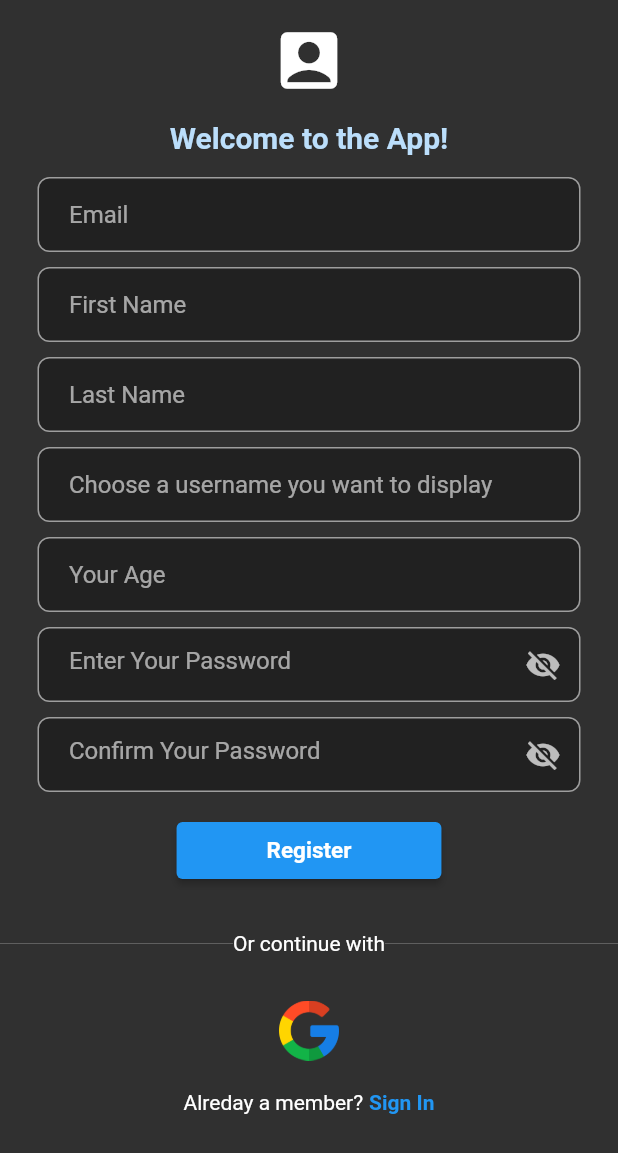
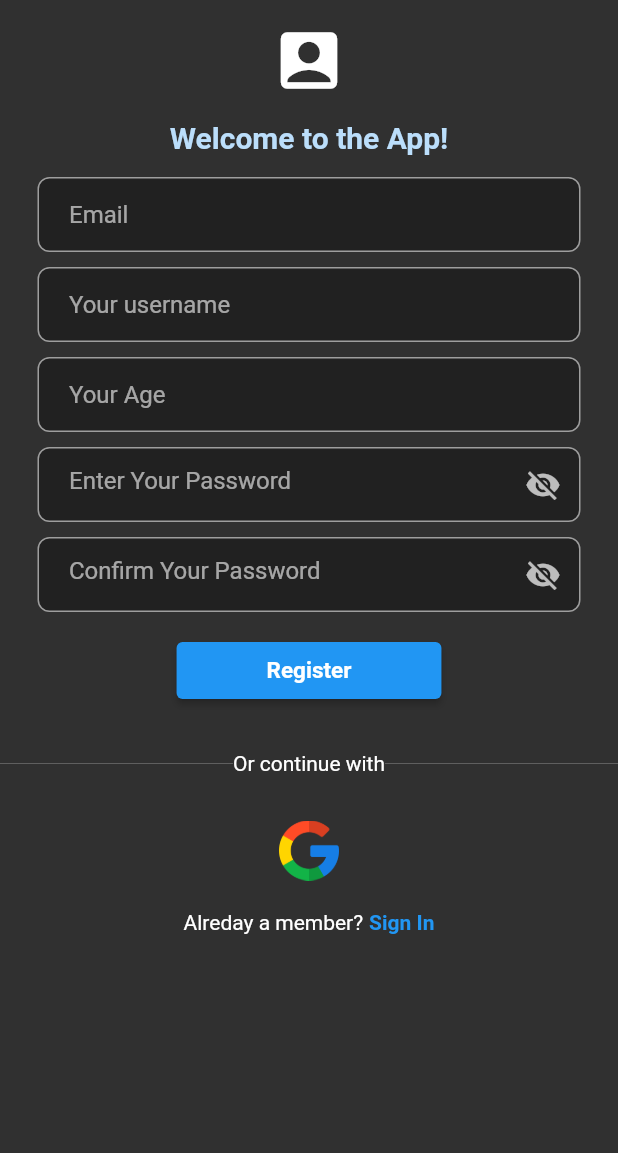
Before and after one commit to lostest4352/simple_firebase_chat_app, a Flutter app: the screen it shows after launch, after a tap on "Register now", on a phone screen of 412 x 824 dp. Shown: the top 1153 px of the screen. Run offline on Flutter 3.47's test engine with Material 2 defaults, Android fonts, the phone set to English and light mode, and no system bars; our stand-ins replace cloud_firestore, firebase_auth, firebase_core; accounts and stored records are empty; network calls fail.

Commit message:
Small UI changes

```diff
--- a/lib/main.dart
+++ b/lib/main.dart
@@ -31,10 +31,14 @@ class MyApp extends StatelessWidget {
 
   @override
   Widget build(BuildContext context) {
-    return ChangeNotifierProvider(
-      create: (context) {
-        return ChatProvider();
-      },
+    return MultiProvider(
+      providers: [
+        ChangeNotifierProvider(
+          create: (context) {
+            return ChatProvider();
+          },
+        ),
+      ],
       builder: (context, child) {
         return MaterialApp(
           debugShowCheckedModeBanner: false,
--- a/lib/pages/auth_pages/auth_page.dart
+++ b/lib/pages/auth_pages/auth_page.dart
@@ -1,20 +1,22 @@
 import 'package:firebase_auth/firebase_auth.dart';
 import 'package:flutter/material.dart';
-import 'package:simple_firebase1/models/user_model.dart';
 import 'package:simple_firebase1/pages/auth_pages/check_if_logged_in.dart';
-import 'package:simple_firebase1/pages/chat_pages/chat_users_list.dart';
+import 'package:simple_firebase1/pages/chat_pages/home_page.dart';
 
 class AuthPage extends StatelessWidget {
   const AuthPage({super.key});
 
   @override
   Widget build(BuildContext context) {
+
+   Stream<User?> firebaseStream =  FirebaseAuth.instance.authStateChanges();
+
     return Scaffold(
       body: StreamBuilder<User?>(
-        stream: FirebaseAuth.instance.authStateChanges(),
+        stream: firebaseStream,
         builder: (context, snapshot) {
           if (snapshot.hasData) {
-            return const  ChatUsersList();
+            return const  HomePage();
           } else {
             return const CheckIfLoggedIn();
           }
--- a/lib/pages/auth_pages/login_page.dart
+++ b/lib/pages/auth_pages/login_page.dart
@@ -168,8 +168,8 @@ class _LoginPageState extends State<LoginPage> {
                 const SizedBox(
                   height: 30,
                 ),
-                Row(
-                  children: const [
+                const Row(
+                  children: [
                     Expanded(
                       child: Divider(
                         thickness: 0.5,
--- a/lib/pages/auth_pages/register_page.dart
+++ b/lib/pages/auth_pages/register_page.dart
@@ -17,20 +17,14 @@ class _RegisterPageState extends State<RegisterPage> {
   final emailController = TextEditingController();
   final passwordController = TextEditingController();
   final confirmPasswordController = TextEditingController();
-  final firstNameController = TextEditingController();
-  final lastNameController = TextEditingController();
   final usernameController = TextEditingController();
   final ageController = TextEditingController();
-
-  final docUser = FirebaseFirestore.instance.collection('users').doc();
 
   @override
   void dispose() {
     emailController.dispose();
     passwordController.dispose();
     confirmPasswordController.dispose();
-    firstNameController.dispose();
-    lastNameController.dispose();
     usernameController.dispose();
     ageController.dispose();
     super.dispose();
@@ -50,7 +44,7 @@ class _RegisterPageState extends State<RegisterPage> {
 
   // Create account and register the user
   Future registerUser() async {
-    UserCredential? credential;
+
     // show loading circle
     showDialog(
       context: context,
@@ -65,8 +59,6 @@ class _RegisterPageState extends State<RegisterPage> {
     if (emailController.text.trim() == '' ||
         passwordController.text.trim() == '' ||
         confirmPasswordController.text.trim() == '' ||
-        firstNameController.text.trim() == '' ||
-        lastNameController.text.trim() == '' ||
         usernameController.text.trim() == '' ||
         ageController.text.trim() == '') {
       Navigator.pop(context);
@@ -83,24 +75,24 @@ class _RegisterPageState extends State<RegisterPage> {
     } else {
       // try registering the user
       try {
-        final credential = await FirebaseAuth.instance.createUserWithEmailAndPassword(
+        final credential =
+            await FirebaseAuth.instance.createUserWithEmailAndPassword(
           email: emailController.text.trim(),
           password: passwordController.text.trim(),
         );
 
         final user = UserModel(
-          firstName: firstNameController.text.trim(),
-          lastName: lastNameController.text.trim(),
           email: emailController.text.trim(),
           username: usernameController.text.trim(),
           age: int.parse(ageController.text.trim()),
           uid: credential.user?.uid,
         );
 
+        if (context.mounted) {
+          Navigator.pop(context);
+        }
+
         await addUserDetails(user);
-
-        if (context.mounted) {}
-        Navigator.pop(context);
       } on FirebaseAuthException catch (e) {
         Navigator.pop(context);
         return showDialogPopup(e.code);
@@ -160,29 +152,10 @@ class _RegisterPageState extends State<RegisterPage> {
                   height: 10,
                 ),
 
-                // First name textfield
-                ItemsTextField(
-                  textController: firstNameController,
-                  hintText: 'First Name',
-                ),
-
-                const SizedBox(
-                  height: 10,
-                ),
-
-                // Last Name textfield
-                ItemsTextField(
-                  textController: lastNameController,
-                  hintText: 'Last Name',
-                ),
-                const SizedBox(
-                  height: 10,
-                ),
-
                 // username textfield
                 ItemsTextField(
                   textController: usernameController,
-                  hintText: 'Choose a username you want to display',
+                  hintText: 'Your username',
                 ),
 
                 const SizedBox(
@@ -249,8 +222,8 @@ class _RegisterPageState extends State<RegisterPage> {
                 const SizedBox(
                   height: 30,
                 ),
-                Row(
-                  children: const [
+                const Row(
+                  children: [
                     Expanded(
                       child: Divider(
                         thickness: 0.5,
--- a/pubspec.yaml
+++ b/pubspec.yaml
@@ -19,7 +19,8 @@ publish_to: 'none' # Remove this line if you wish to publish to pub.dev
 version: 1.0.0+1
 
 environment:
-  sdk: '>=2.19.6 <3.0.0'
+  # sdk: '>=2.19.6 <3.0.0'
+  sdk: '>=3.0.0 <4.0.0'
 
 # Dependencies specify other packages that your package needs in order to work.
 # To automatically upgrade your package dependencies to the latest versions
```
Also changed, not shown: lib/pages/chat_pages/chat_room_page.dart (+30 -8 lines), lib/pages/chat_pages/home_page.dart (renamed from lib/pages/chat_pages/chat_users_list.dart, +45 -16 lines), lib/pages/home_page.dart (deleted, +0 -38 lines), pubspec.lock, 3 other files.
